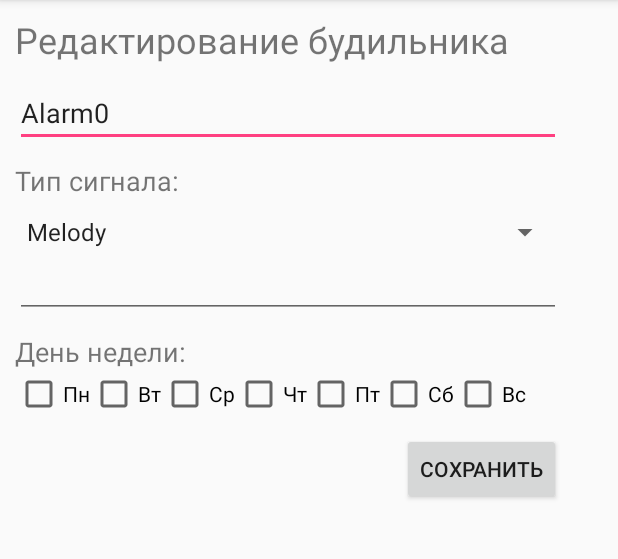
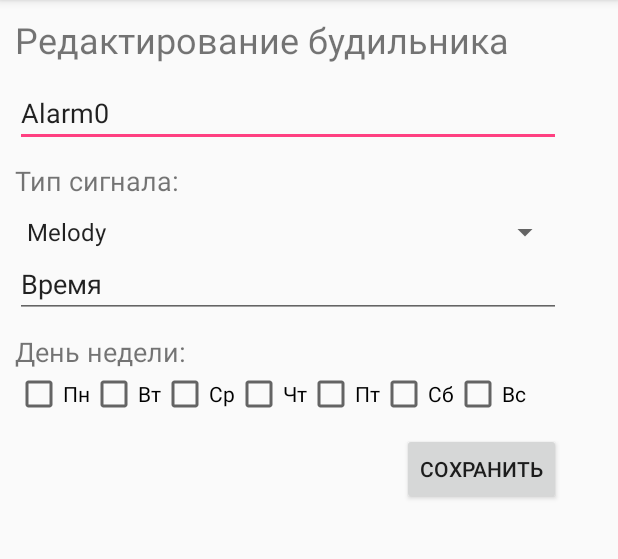
Before and after one commit to MarkovaDA/SimpleAlarmTask, an Android app: the screen it shows after launch (AlarmEditActivity), after a tap on an icon or button, on a phone screen of 412 x 824 dp, the part 84-643 px from its top. Run offline under Robolectric (Android 15) with nearby library versions, the phone set to English and light mode, and no system bars.

Commit message:
небольшие правки интерфейса редактирования

```diff
--- a/app/src/main/java/com/alarm/darya/simplealarm/AlarmEditActivity.java
+++ b/app/src/main/java/com/alarm/darya/simplealarm/AlarmEditActivity.java
@@ -23,6 +23,9 @@ public class AlarmEditActivity extends AppCompatActivity {
     Button btnSave;
     Alarm selectedAlarm;
 
+
+    CheckBox chbMon, chbTue, chbWed, chbThu, chbFru, chbSat, chbSun;
+
     @Override
     protected void onCreate(Bundle savedInstanceState) {
         super.onCreate(savedInstanceState);
@@ -35,20 +38,14 @@ public class AlarmEditActivity extends AppCompatActivity {
         txtAlarmTitle = (EditText)findViewById(R.id.txtAlarmTitle);
         txtAlarmTitle.setText(selectedAlarm.getName());
 
-        spinnerSignalType = (Spinner)findViewById(R.id.spinnerSignalType);
-
-        ArrayAdapter<CharSequence> spinnerAdapter = ArrayAdapter
-                .createFromResource(this, R.array.signal_type, android.R.layout.simple_spinner_item);
-        spinnerAdapter.setDropDownViewResource(android.R.layout.simple_spinner_dropdown_item);
-        spinnerSignalType.setAdapter(spinnerAdapter);
-        spinnerSignalType.setOnItemSelectedListener(onSpinnerItemSelect);
+        txtAlarmTime = (EditText)findViewById(R.id.txtAlarmTime);
+        txtAlarmTime.setText(selectedAlarm.getSchedule());
 
         btnSave = (Button)findViewById(R.id.btnSave);
         btnSave.setOnClickListener(onBtnSaveClick);
 
-        txtAlarmTime = (EditText)findViewById(R.id.txtAlarmTime);
-        txtAlarmTime.setText(selectedAlarm.getSchedule());
-
+        setSpinnerInitStatus();
+        setCheckboxesInitStatus();
     }
     //действия при нажатии кнопки "сохранить"
     View.OnClickListener onBtnSaveClick = new View.OnClickListener() {
@@ -81,11 +78,42 @@ public class AlarmEditActivity extends AppCompatActivity {
     };
 
     //выбор дня недели срабатывания
-    public void onCheckboxClicked(View view) {
+    void onCheckboxClicked(View view) {
         CheckBox chbDayOfWeek = (CheckBox)view;
         boolean checked = chbDayOfWeek.isChecked();
         Object tag = chbDayOfWeek.getTag();
         int number = Integer.parseInt(tag.toString());
         selectedAlarm.setDayOfWeek(number, checked);
     }
+
+    void setCheckboxesInitStatus() {
+        chbMon = (CheckBox)findViewById(R.id.chMon);
+        chbTue = (CheckBox)findViewById(R.id.chTue);
+        chbWed = (CheckBox)findViewById(R.id.chWed);
+        chbThu = (CheckBox)findViewById(R.id.chThu);
+        chbFru = (CheckBox)findViewById(R.id.chFru);
+        chbSat = (CheckBox)findViewById(R.id.chSat);
+        chbSun = (CheckBox)findViewById(R.id.chSun);
+
+        CheckBox[] allChb = {chbMon, chbTue,chbWed, chbThu, chbFru, chbSat, chbSun};
+        boolean[] daysOfWeek = selectedAlarm.getDaysOfWeek();
+        boolean day;
+        for(int i=0; i < daysOfWeek.length; i++) {
+            day = daysOfWeek[i];
+            if (day) {
+                allChb[i].setChecked(day);
             }
+        }
+    }
+
+    void setSpinnerInitStatus() {
+        spinnerSignalType = (Spinner)findViewById(R.id.spinnerSignalType);
+
+        ArrayAdapter<CharSequence> spinnerAdapter =
+            ArrayAdapter.createFromResource(this, R.array.signal_type, android.R.layout.simple_spinner_item);
+        spinnerAdapter.setDropDownViewResource(android.R.layout.simple_spinner_dropdown_item);
+        spinnerSignalType.setAdapter(spinnerAdapter);
+        spinnerSignalType.setOnItemSelectedListener(onSpinnerItemSelect);
+        spinnerSignalType.setSelection(selectedAlarm.getSignalType().ordinal());
+    }
+}
--- a/app/src/main/java/com/alarm/darya/simplealarm/model/Alarm.java
+++ b/app/src/main/java/com/alarm/darya/simplealarm/model/Alarm.java
@@ -4,12 +4,15 @@ import java.io.Serializable;
 
 
 
-public class Alarm implements Serializable{
+public class Alarm implements Serializable {
+    final int count = 7;
+
     String name;//название будильника
     Integer id;
     Boolean isOn;//включен ли будильник
     SignalType signalType; //тип сигнала будильника
-    Boolean[] daysOfWeek;//дни недели,в которые будильник срабатывает
+    boolean[] daysOfWeek;//дни недели,в которые будильник срабатывает
+
     String schedule; //время срабатывания (преобразовать к необходимому формату)
 
     public Alarm(String name, Integer id, Boolean isOn) {
@@ -17,11 +20,16 @@ public class Alarm implements Serializable{
         this.id = id;
         this.isOn = isOn;
         this.signalType = SignalType.Melody;//default
-        daysOfWeek = new Boolean[7];
+        this.schedule = "Время";
+        daysOfWeek = new boolean[count];
     }
 
     public String getSchedule() {
         return schedule;
+    }
+
+    public boolean[] getDaysOfWeek() {
+        return daysOfWeek;
     }
 
     public SignalType getSignalType() {
```
Lines whose indentation alone changed are shown as unchanged.
